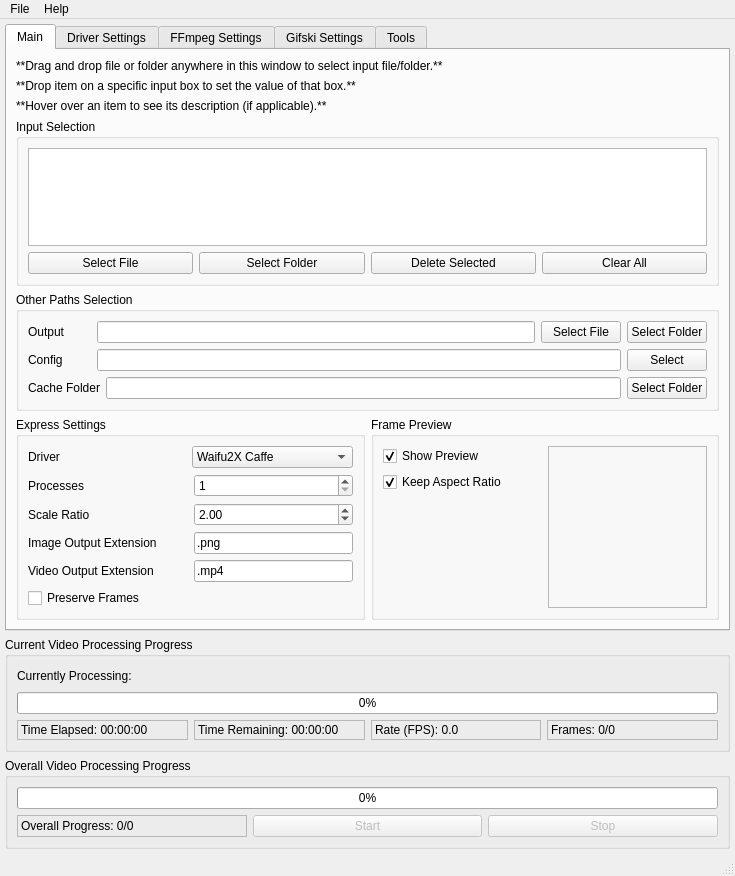
This is src/video2x_gui.ui in k4yt3x/video2x as Qt 5 draws it before an edit. The edited form follows.
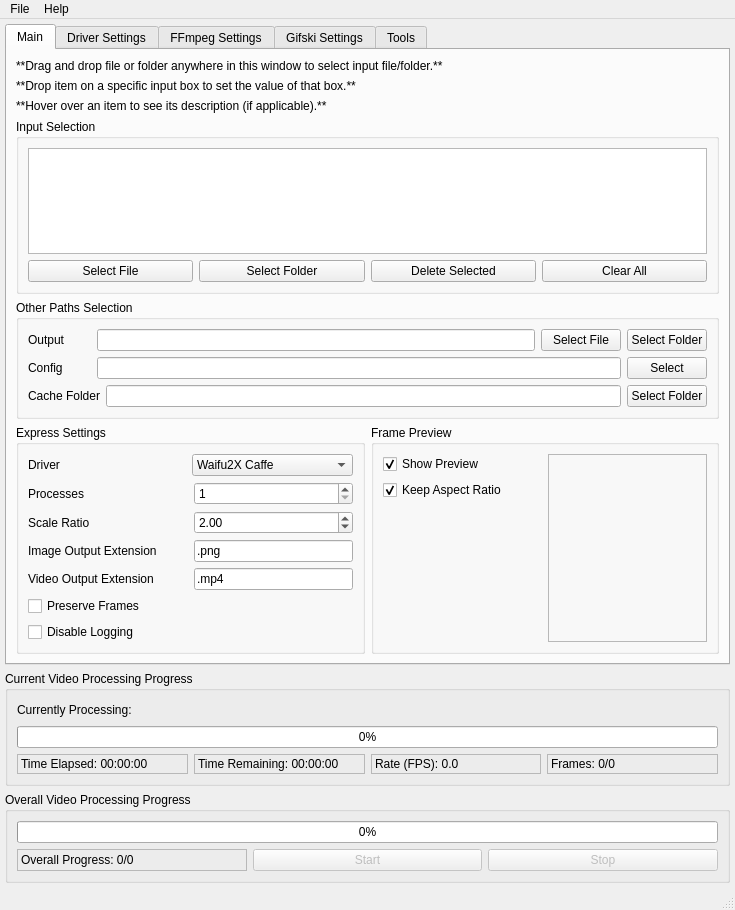
This is the edited form.

Commit message: added disable logging check box

Diff of the .ui file:
```diff
--- a/src/video2x_gui.ui
+++ b/src/video2x_gui.ui
@@ -7,7 +7,7 @@
     <x>0</x>
     <y>0</y>
     <width>673</width>
-    <height>876</height>
+    <height>910</height>
    </rect>
   </property>
   <property name="acceptDrops">
@@ -468,6 +468,13 @@
                </property>
               </widget>
              </item>
+             <item>
+              <widget class="QCheckBox" name="disableLoggingCheckBox">
+               <property name="text">
+                <string>Disable Logging</string>
+               </property>
+              </widget>
+             </item>
             </layout>
            </widget>
           </item>
```
The commit also changes 3 other files.
